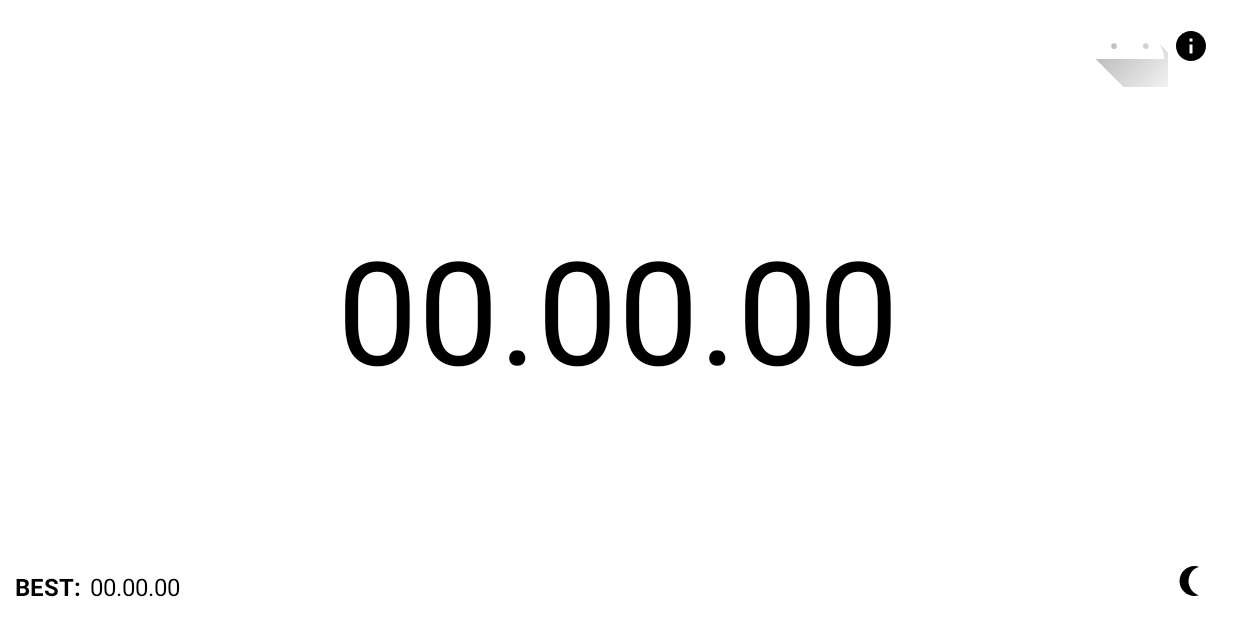
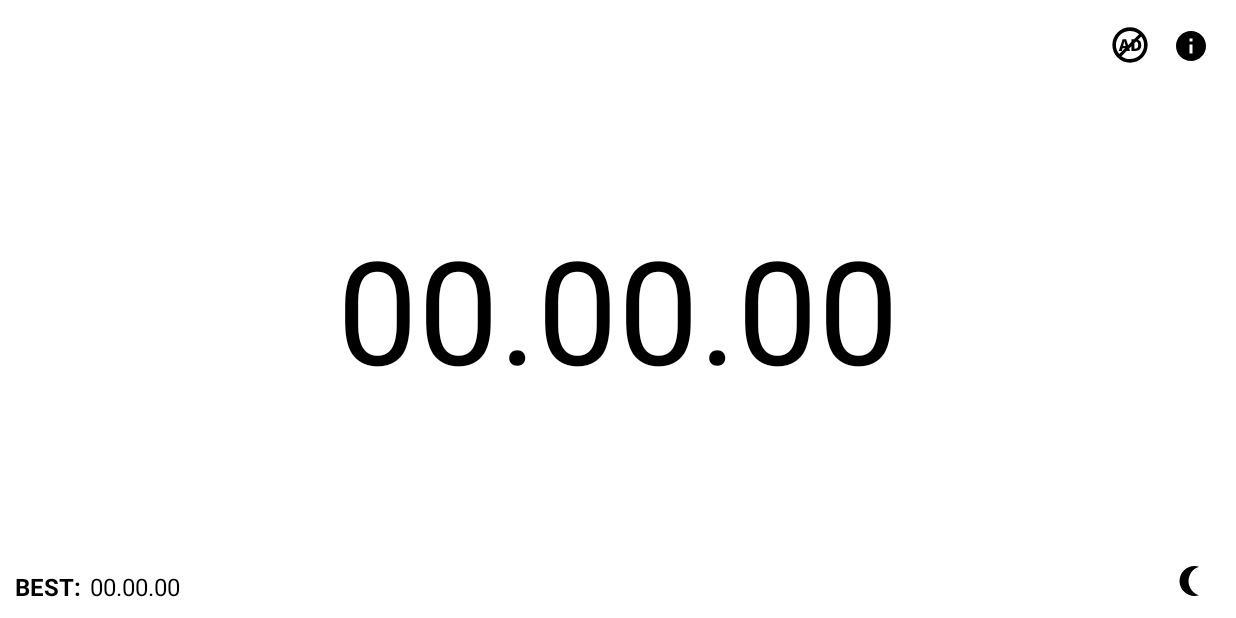
Before and after one commit to Ksnk-dm/CubikTimer, an Android app: the screen it shows after launch (MainActivity), on a phone screen of 824 x 412 dp (held sideways). Run offline under Robolectric (Android 15) with nearby library versions, the light colour scheme and no system bars; our stand-ins replace AdMob; libraries missing offline, so code that uses them is left out: com.android.billingclient; pictures from the network do not load; 3 statements that could not run were skipped.

Commit message:
add but ico

```diff
--- a/app/src/main/java/com/ukrkosenko/cubikrubicktime/ui/main/MainActivity.java
+++ b/app/src/main/java/com/ukrkosenko/cubikrubicktime/ui/main/MainActivity.java
@@ -75,18 +75,27 @@ public class MainActivity extends AppCompatActivity implements PurchasesUpdatedL
     private Map<String, SkuDetails> mSkuDetailsMap = new HashMap<>();
     private String mSkuId = "ads_1";
     private ImageButton imageButton;
+    private ImageButton infoImageButtonNoAds;
 
     @Override
     protected void onCreate(Bundle savedInstanceState) {
         super.onCreate(savedInstanceState);
         setFullScreenAndScreenOn();
         setContentView(R.layout.activity_main);
+        infoImageButtonNoAds=findViewById(R.id.info_image_button_no_ads);
+        infoImageButtonNoAds.setOnClickListener(new View.OnClickListener() {
+            @Override
+            public void onClick(View view) {
+                Intent infoActivity = new Intent(getApplicationContext(), InfoActivity.class);
+                startActivity(infoActivity);
+            }
+        });
         imageButton = findViewById(R.id.payImageButton);
         imageButton.setOnClickListener(new View.OnClickListener() {
             @Override
             public void onClick(View view) {
-               launchBilling(mSkuId);
-               // payComplete();
+                launchBilling(mSkuId);
+                // payComplete();
             }
         });
         mBillingClient = BillingClient.newBuilder(this).setListener(this).enablePendingPurchases().build();
@@ -102,11 +111,11 @@ public class MainActivity extends AppCompatActivity implements PurchasesUpdatedL
                     //здесь мы можем запросить информацию о товарах и покупках
                     querySkuDetails(); //запрос о товарах
                     List<Purchase> purchasesList = queryPurchases(); //запрос о покупках
-Log.d("ddd", purchasesList.toString());
                     //если товар уже куплен, предоставить его пользователю
                     for (int i = 0; i < purchasesList.size(); i++) {
                         ArrayList<String> purchaseId = purchasesList.get(i).getSkus();
-                        if(TextUtils.equals(mSkuId, purchaseId.get(i))) {
+                        Log.d("tagg", purchaseId.toString());
+                        if (TextUtils.equals(mSkuId, purchaseId.get(i))) {
                             payComplete();
                         }
                     }
@@ -396,14 +405,16 @@ Log.d("ddd", purchasesList.toString());
 
     @Override
     public void onPurchasesUpdated(@NonNull BillingResult billingResult, @Nullable List<Purchase> list) {
-        Log.d("paysss", "1"+list.toString());
+        Log.d("paysss", "1" + list.toString());
         if (billingResult.getResponseCode() == BillingClient.BillingResponseCode.OK) {
-
             payComplete();
         }
     }
 
     private void payComplete() {
+        imageButton.setVisibility(View.GONE);
+        infoImageButton.setVisibility(View.GONE);
+        infoImageButtonNoAds.setVisibility(View.VISIBLE);
         mAdView.setVisibility(View.GONE);
         mAdView.destroy();
     }
--- /dev/null
+++ b/app/src/main/res/drawable-night/ic_ads.xml
@@ -0,0 +1,4 @@
+<vector android:height="24dp" android:viewportHeight="1000"
+    android:viewportWidth="1000" android:width="24dp" xmlns:android="http://schemas.android.com/apk/res/android">
+    <path android:fillColor="#FFFFFF" android:pathData="M846.5,846.5c-191.3,191.4 -501.6,191.4 -693,0c-191.3,-191.3 -191.3,-501.6 0,-692.9c191.4,-191.4 501.6,-191.4 693,0C1037.8,344.9 1037.8,655.1 846.5,846.5zM223.6,223.6c-144.5,144.5 -152,373.8 -23,527.4l161.2,-161.2H292l-19.8,75.3h-84.2l106.8,-327.6h99l54.2,166.1l91.9,-91.9v-74.2H614L751,200.5C597.3,71.5 368.1,79.1 223.6,223.6zM378,529l-7.4,-27.7c-9.2,-32.6 -18.1,-71.8 -27.3,-105.3h-1.8c-8.3,34.3 -17.6,72.7 -26.4,105.3l-7.4,27.7H378zM670.8,404.2l-48.2,48.2v148.7h11.1c55.5,0 94.8,-24.1 94.8,-102C728.5,440.2 705.9,413.7 670.8,404.2zM811.1,263.9l-87.9,88c55.8,21.4 89.9,68.1 89.9,147.3c0,113.9 -69.4,165.3 -169.7,165.3H539.8V535.2l-61.5,61.5l22.2,68.3h-87l-0.7,-2.9l-149,148.9c153.3,116.6 372.7,105.3 512.6,-34.7C916.4,636.5 927.7,417.1 811.1,263.9z"/>
+</vector>
--- /dev/null
+++ b/app/src/main/res/drawable/ic_ads.xml
@@ -0,0 +1,4 @@
+<vector android:height="24dp" android:viewportHeight="1000"
+    android:viewportWidth="1000" android:width="24dp" xmlns:android="http://schemas.android.com/apk/res/android">
+    <path android:fillColor="#000000" android:pathData="M846.5,846.5c-191.3,191.4 -501.6,191.4 -693,0c-191.3,-191.3 -191.3,-501.6 0,-692.9c191.4,-191.4 501.6,-191.4 693,0C1037.8,344.9 1037.8,655.1 846.5,846.5zM223.6,223.6c-144.5,144.5 -152,373.8 -23,527.4l161.2,-161.2H292l-19.8,75.3h-84.2l106.8,-327.6h99l54.2,166.1l91.9,-91.9v-74.2H614L751,200.5C597.3,71.5 368.1,79.1 223.6,223.6zM378,529l-7.4,-27.7c-9.2,-32.6 -18.1,-71.8 -27.3,-105.3h-1.8c-8.3,34.3 -17.6,72.7 -26.4,105.3l-7.4,27.7H378zM670.8,404.2l-48.2,48.2v148.7h11.1c55.5,0 94.8,-24.1 94.8,-102C728.5,440.2 705.9,413.7 670.8,404.2zM811.1,263.9l-87.9,88c55.8,21.4 89.9,68.1 89.9,147.3c0,113.9 -69.4,165.3 -169.7,165.3H539.8V535.2l-61.5,61.5l22.2,68.3h-87l-0.7,-2.9l-149,148.9c153.3,116.6 372.7,105.3 512.6,-34.7C916.4,636.5 927.7,417.1 811.1,263.9z"/>
+</vector>
--- a/app/src/main/res/layout/activity_main.xml
+++ b/app/src/main/res/layout/activity_main.xml
@@ -128,12 +128,25 @@
         app:srcCompat="@drawable/ic_baseline_info_24" />
 
     <ImageButton
+        android:id="@+id/info_image_button_no_ads"
+        android:layout_width="30dp"
+        android:layout_height="30dp"
+        android:layout_marginTop="15dp"
+        android:layout_marginRight="15dp"
+        android:background="@android:color/transparent"
+        android:foregroundGravity="right"
+        android:visibility="gone"
+        app:layout_constraintEnd_toEndOf="parent"
+        app:layout_constraintTop_toTopOf="parent"
+        app:srcCompat="@drawable/ic_baseline_info_24" />
+
+    <ImageButton
         android:id="@+id/payImageButton"
         android:layout_width="51dp"
-        android:layout_height="58dp"
+        android:layout_height="60dp"
         android:background="@android:color/transparent"
         app:layout_constraintEnd_toStartOf="@+id/info_image_button"
         app:layout_constraintTop_toTopOf="@+id/timeText"
-        app:srcCompat="@drawable/ic_launcher_foreground" />
+        app:srcCompat="@drawable/ic_ads" />
 
 </androidx.constraintlayout.widget.ConstraintLayout>
```
